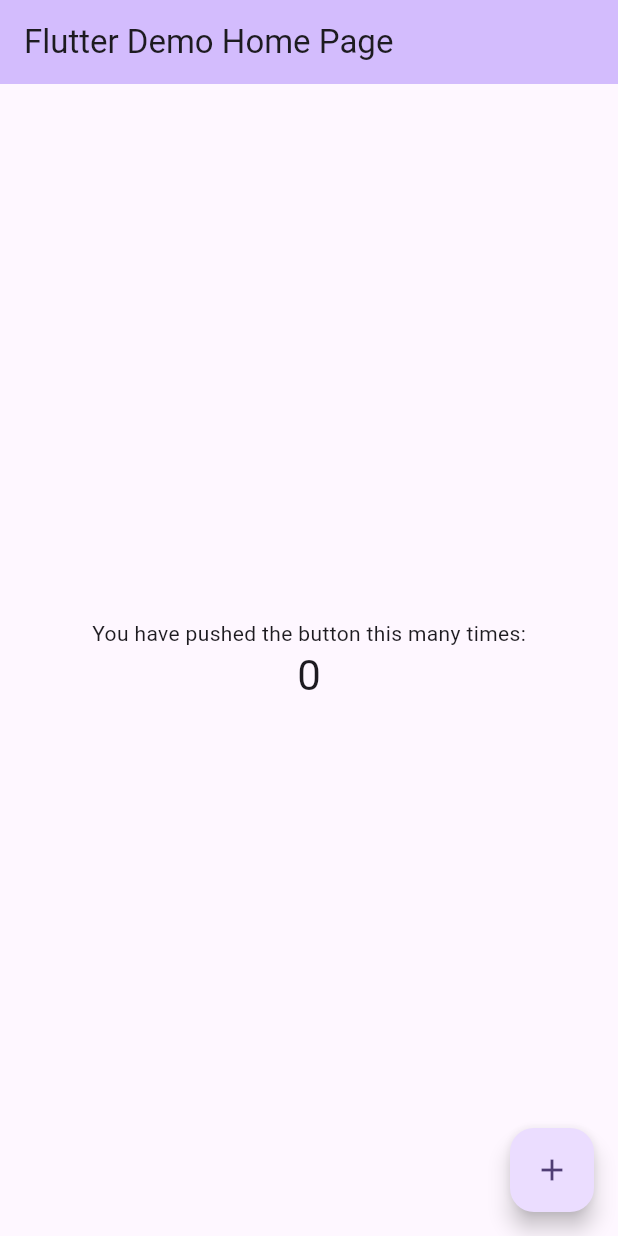
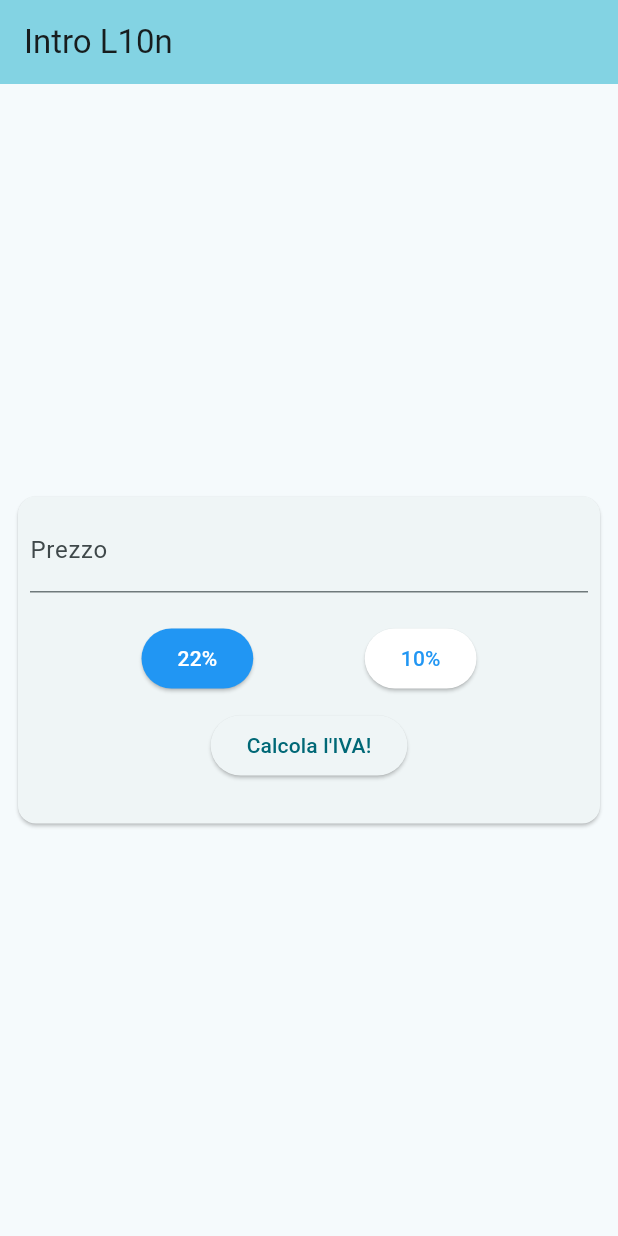
Before and after one commit to FlutterModena/intro_l10n, a Flutter app: the screen it shows after launch, on a phone screen of 412 x 824 dp. Run offline on Flutter 3.47's test engine with Material 2 defaults, Android fonts, the phone set to English and light mode, and no system bars.

Commit message:
add home page

```diff
--- /dev/null
+++ b/lib/homepage.dart
@@ -0,0 +1,146 @@
+import 'package:flutter/material.dart';
+
+enum IvaPercentage {
+  percent10,
+  percent22,
+}
+
+class MyHomePage extends StatefulWidget {
+  const MyHomePage({super.key, required this.title});
+
+  final String title;
+
+  @override
+  State<MyHomePage> createState() => _MyHomePageState();
+}
+
+class _MyHomePageState extends State<MyHomePage> {
+  final TextEditingController _controller = TextEditingController();
+  double? _iva;
+  IvaPercentage _selectedIvaPercentage = IvaPercentage.percent22;
+
+  @override
+  Widget build(BuildContext context) {
+    return Scaffold(
+      appBar: AppBar(
+        backgroundColor: Theme.of(context).colorScheme.inversePrimary,
+        title: Text(widget.title),
+      ),
+      body: Padding(
+        padding: const EdgeInsets.all(8.0),
+        child: Center(
+          child: Card(
+            child: Padding(
+              padding: const EdgeInsets.all(8.0),
+              child: Column(
+                mainAxisSize: MainAxisSize.min,
+                children: <Widget>[
+                  TextField(
+                    controller: _controller,
+                    keyboardType: TextInputType.number,
+                    decoration: const InputDecoration(labelText: "Prezzo"),
+                  ),
+                  const SizedBox(height: 20),
+                  Row(
+                    mainAxisAlignment: MainAxisAlignment.spaceEvenly,
+                    children: [
+                      ElevatedButton(
+                        onPressed: () {
+                          _updateIvaPercentage(IvaPercentage.percent22);
+                        },
+                        style: ElevatedButton.styleFrom(
+                          backgroundColor:
+                              _selectedIvaPercentage == IvaPercentage.percent22
+                                  ? Colors.blue
+                                  : Colors.white,
+                        ),
+                        child: Text(
+                          "22%",
+                          style: TextStyle(
+                            color: _selectedIvaPercentage ==
+                                    IvaPercentage.percent22
+                                ? Colors.white
+                                : Colors.blue,
+                          ),
+                        ),
+                      ),
+                      ElevatedButton(
+                        onPressed: () {
+                          _updateIvaPercentage(IvaPercentage.percent10);
+                        },
+                        style: ElevatedButton.styleFrom(
+                          backgroundColor:
+                              _selectedIvaPercentage == IvaPercentage.percent10
+                                  ? Colors.blue
+                                  : Colors.white,
+                        ),
+                        child: Text(
+                          "10%",
+                          style: TextStyle(
+                            color: _selectedIvaPercentage ==
+                                    IvaPercentage.percent10
+                                ? Colors.white
+                                : Colors.blue,
+                          ),
+                        ),
+                      ),
+                    ],
+                  ),
+                  const SizedBox(height: 10),
+                  ElevatedButton(
+                    onPressed: () {
+                      if (_controller.text.isNotEmpty) {
+                        double price = double.parse(_controller.text);
+                        double calculatedIva = _calculateIva(price);
+                        setState(() {
+                          _iva = calculatedIva;
+                        });
+                      }
+                    },
+                    child: const Text("Calcola l'IVA!"),
+                  ),
+                  const SizedBox(height: 20),
+                  Visibility(
+                    visible: _iva != null,
+                    child: RichText(
+                      text: TextSpan(
+                        text: "L'IVA sul prezzo corrisponde a : ",
+                        style: const TextStyle(
+                          fontSize: 18,
+                          color: Colors.black,
+                        ),
+                        children: [
+                          TextSpan(
+                            text: _iva != null ? '$_iva €' : '',
+                            style: const TextStyle(
+                              fontWeight: FontWeight.bold,
+                            ),
+                          ),
+                        ],
+                      ),
+                    ),
+                  ),
+                ],
+              ),
+            ),
+          ),
+        ),
+      ),
+    );
+  }
+
+  void _updateIvaPercentage(IvaPercentage percentage) {
+    setState(() {
+      _selectedIvaPercentage = percentage;
+    });
+  }
+
+  double _calculateIva(double price) {
+    switch (_selectedIvaPercentage) {
+      case IvaPercentage.percent10:
+        return price * 0.10;
+      case IvaPercentage.percent22:
+        return price * 0.22;
+    }
+  }
+}
--- a/lib/main.dart
+++ b/lib/main.dart
@@ -1,4 +1,5 @@
 import 'package:flutter/material.dart';
+import 'package:intro_l10n/homepage.dart';
 
 void main() {
   runApp(const MyApp());
@@ -7,119 +8,15 @@ void main() {
 class MyApp extends StatelessWidget {
   const MyApp({super.key});
 
-  // This widget is the root of your application.
   @override
   Widget build(BuildContext context) {
     return MaterialApp(
       title: 'Flutter Demo',
       theme: ThemeData(
-        // This is the theme of your application.
-        //
-        // TRY THIS: Try running your application with "flutter run". You'll see
-        // the application has a blue toolbar. Then, without quitting the app,
-        // try changing the seedColor in the colorScheme below to Colors.green
-        // and then invoke "hot reload" (save your changes or press the "hot
-        // reload" button in a Flutter-supported IDE, or press "r" if you used
-        // the command line to start the app).
-        //
-        // Notice that the counter didn't reset back to zero; the application
-        // state is not lost during the reload. To reset the state, use hot
-        // restart instead.
-        //
-        // This works for code too, not just values: Most code changes can be
-        // tested with just a hot reload.
-        colorScheme: ColorScheme.fromSeed(seedColor: Colors.deepPurple),
+        colorScheme: ColorScheme.fromSeed(seedColor: Colors.cyan),
         useMaterial3: true,
       ),
-      home: const MyHomePage(title: 'Flutter Demo Home Page'),
+      home: const MyHomePage(title: 'Intro L10n'),
     );
   }
 }
-
-class MyHomePage extends StatefulWidget {
-  const MyHomePage({super.key, required this.title});
-
-  // This widget is the home page of your application. It is stateful, meaning
-  // that it has a State object (defined below) that contains fields that affect
-  // how it looks.
-
-  // This class is the configuration for the state. It holds the values (in this
-  // case the title) provided by the parent (in this case the App widget) and
-  // used by the build method of the State. Fields in a Widget subclass are
-  // always marked "final".
-
-  final String title;
-
-  @override
-  State<MyHomePage> createState() => _MyHomePageState();
-}
-
-class _MyHomePageState extends State<MyHomePage> {
-  int _counter = 0;
-
-  void _incrementCounter() {
-    setState(() {
-      // This call to setState tells the Flutter framework that something has
-      // changed in this State, which causes it to rerun the build method below
-      // so that the display can reflect the updated values. If we changed
-      // _counter without calling setState(), then the build method would not be
-      // called again, and so nothing would appear to happen.
-      _counter++;
-    });
-  }
-
-  @override
-  Widget build(BuildContext context) {
-    // This method is rerun every time setState is called, for instance as done
-    // by the _incrementCounter method above.
-    //
-    // The Flutter framework has been optimized to make rerunning build methods
-    // fast, so that you can just rebuild anything that needs updating rather
-    // than having to individually change instances of widgets.
-    return Scaffold(
-      appBar: AppBar(
-        // TRY THIS: Try changing the color here to a specific color (to
-        // Colors.amber, perhaps?) and trigger a hot reload to see the AppBar
-        // change color while the other colors stay the same.
-        backgroundColor: Theme.of(context).colorScheme.inversePrimary,
-        // Here we take the value from the MyHomePage object that was created by
-        // the App.build method, and use it to set our appbar title.
-        title: Text(widget.title),
-      ),
-      body: Center(
-        // Center is a layout widget. It takes a single child and positions it
-        // in the middle of the parent.
-        child: Column(
-          // Column is also a layout widget. It takes a list of children and
-          // arranges them vertically. By default, it sizes itself to fit its
-          // children horizontally, and tries to be as tall as its parent.
-          //
-          // Column has various properties to control how it sizes itself and
-          // how it positions its children. Here we use mainAxisAlignment to
-          // center the children vertically; the main axis here is the vertical
-          // axis because Columns are vertical (the cross axis would be
-          // horizontal).
-          //
-          // TRY THIS: Invoke "debug painting" (choose the "Toggle Debug Paint"
-          // action in the IDE, or press "p" in the console), to see the
-          // wireframe for each widget.
-          mainAxisAlignment: MainAxisAlignment.center,
-          children: <Widget>[
-            const Text(
-              'You have pushed the button this many times:',
-            ),
-            Text(
-              '$_counter',
-              style: Theme.of(context).textTheme.headlineMedium,
-            ),
-          ],
-        ),
-      ),
-      floatingActionButton: FloatingActionButton(
-        onPressed: _incrementCounter,
-        tooltip: 'Increment',
-        child: const Icon(Icons.add),
-      ), // This trailing comma makes auto-formatting nicer for build methods.
-    );
-  }
-}
```
